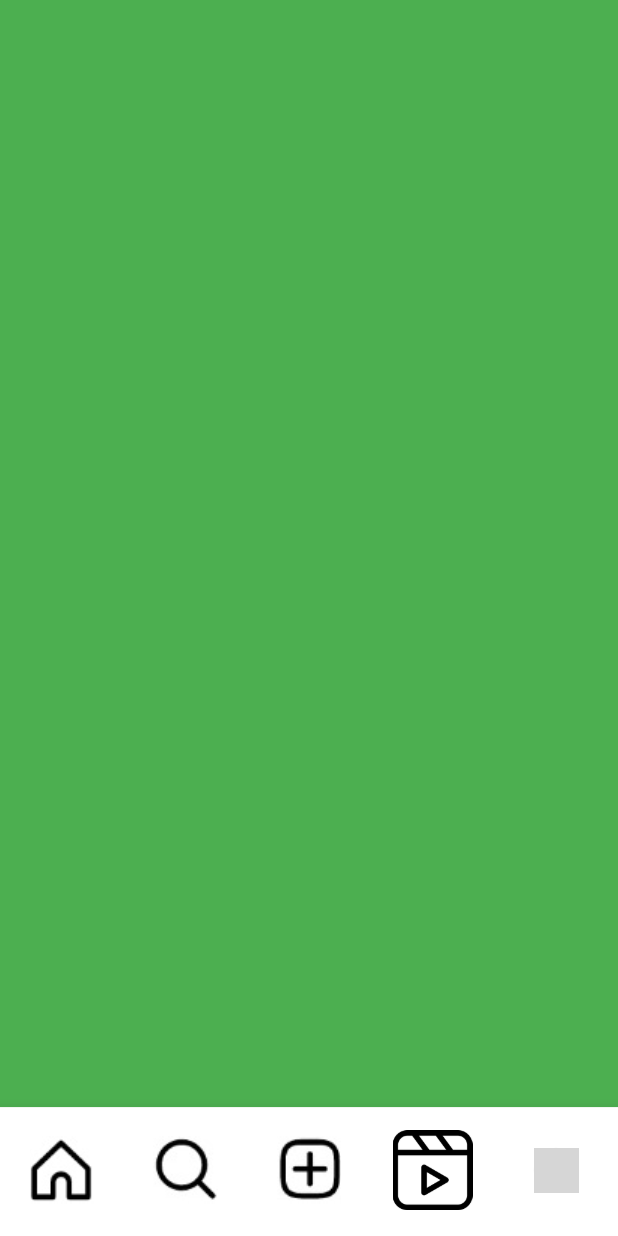
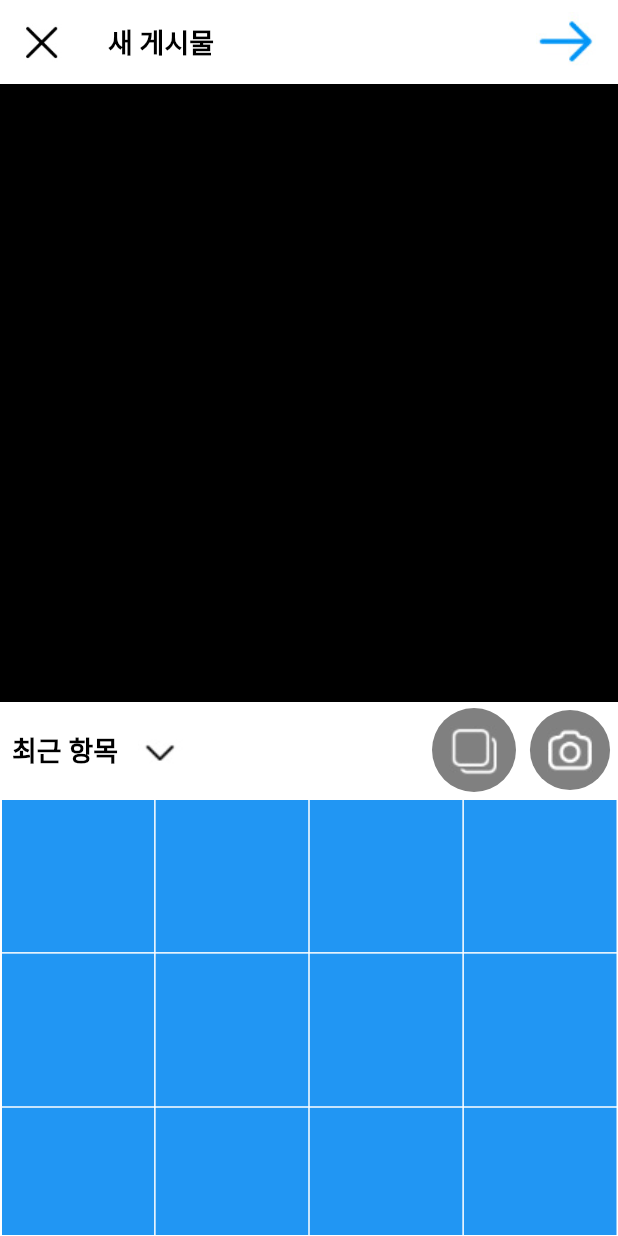
Before and after one commit to SangWook16074/flutter_instagram, a Flutter app: the screen it shows after launch, item 3 of the bottom bar chosen, on a phone screen of 412 x 824 dp. Run offline on Flutter 3.47's test engine with Material 2 defaults, Android fonts, the phone set to English and light mode, and no system bars; drawn by our look-alikes of cached_network_image; our stand-ins replace carousel_slider, expandable_text, get, smooth_page_indicator; missing offline and left inert: photo_manager; network calls fail; grey boxes are pictures that could not be loaded.

Commit message:
업로드 화면 UI 작성 완료

```diff
--- /dev/null
+++ b/lib/src/view/upload.dart
@@ -0,0 +1,108 @@
+import 'package:flutter/material.dart';
+import 'package:flutter_instagram/src/widget/image_data.dart';
+import 'package:get/get.dart';
+
+class Upload extends StatelessWidget {
+  const Upload({super.key});
+
+  @override
+  Widget build(BuildContext context) {
+    return Scaffold(
+      appBar: AppBar(
+        title: const Text('새 게시물'),
+        titleTextStyle: const TextStyle(
+            fontSize: 18, fontWeight: FontWeight.bold, color: Colors.black),
+        leading: Padding(
+          padding: const EdgeInsets.all(15.0),
+          child: GestureDetector(
+              onTap: Get.back, child: ImageData(path: ImagePath.closeImage)),
+        ),
+        actions: [
+          Padding(
+            padding: const EdgeInsets.all(8.0),
+            child: ImageData(path: ImagePath.nextImage),
+          )
+        ],
+      ),
+      body: Column(
+        children: [
+          _preview(),
+          _header(),
+          _images(),
+        ],
+      ),
+    );
+  }
+
+  Widget _preview() {
+    return Container(
+      height: Get.size.width,
+      width: Get.size.width,
+      color: Colors.black,
+    );
+  }
+
+  Widget _header() {
+    return Row(
+      mainAxisAlignment: MainAxisAlignment.spaceBetween,
+      children: [
+        Row(
+          children: [
+            const Padding(
+              padding: EdgeInsets.all(8.0),
+              child: Text(
+                '최근 항목',
+                style: TextStyle(
+                    fontSize: 18,
+                    color: Colors.black,
+                    fontWeight: FontWeight.bold),
+              ),
+            ),
+            ImageData(
+              path: ImagePath.arrowDownIcon,
+              width: 60,
+            )
+          ],
+        ),
+        Row(
+          mainAxisAlignment: MainAxisAlignment.spaceAround,
+          children: [
+            Container(
+                padding: const EdgeInsets.all(8.0),
+                margin: const EdgeInsets.all(4.0),
+                decoration: const BoxDecoration(
+                    color: Color(0xff808080), shape: BoxShape.circle),
+                child: ImageData(
+                  path: ImagePath.imageSelectIcon,
+                  width: 60,
+                )),
+            Container(
+                padding: const EdgeInsets.all(8.0),
+                margin: const EdgeInsets.all(4.0),
+                decoration: const BoxDecoration(
+                    color: Color(0xff808080), shape: BoxShape.circle),
+                child: ImageData(
+                  path: ImagePath.cameraIcon,
+                  width: 60,
+                )),
+          ],
+        )
+      ],
+    );
+  }
+
+  Widget _images() {
+    return Expanded(
+      child: Padding(
+        padding: const EdgeInsets.all(1.0),
+        child: GridView.builder(
+            gridDelegate: const SliverGridDelegateWithFixedCrossAxisCount(
+                crossAxisCount: 4, mainAxisSpacing: 1, crossAxisSpacing: 1),
+            itemCount: 50,
+            itemBuilder: (context, index) => Container(
+                  color: Colors.blue,
+                )),
+      ),
+    );
+  }
+}
--- a/lib/src/widget/image_data.dart
+++ b/lib/src/widget/image_data.dart
@@ -47,6 +47,7 @@ class ImagePath {
   static String get imageSelectIcon => 'assets/images/image_select_icon.jpg';
   static String get cameraIcon => 'assets/images/camera_icon.jpg';
   static String get uploadComplete => 'assets/images/upload_complete_icon.jpg';
+  static String get arrowDownIcon => 'assets/images/down_arrow_icon.jpg';
   static String get mypageBottomSheet01 =>
       'assets/images/mypage_bottom_sheet_01.jpg';
   static String get mypageBottomSheet02 =>
--- a/pubspec.yaml
+++ b/pubspec.yaml
@@ -42,6 +42,7 @@ dependencies:
   expandable_text: ^2.3.0
   draggable_bottom_sheet: ^1.0.2
   flutter_staggered_grid_view: ^0.7.0
+  photo_manager: ^2.7.1
 
 dev_dependencies:
   flutter_test:
```
Also changed, not shown: lib/src/bindings/upload_binding.dart (added, +9 -0 lines), lib/src/controller/bottom_nav_controller.dart (+8 -1 lines), lib/src/controller/upload_controller.dart (added, +38 -0 lines), lib/src/data/model/album_model.dart (added, +12 -0 lines), pubspec.lock, 4 other files.
